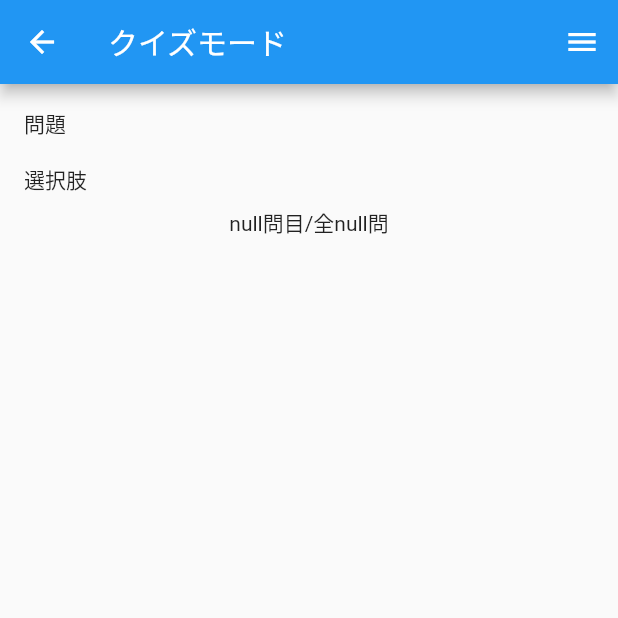
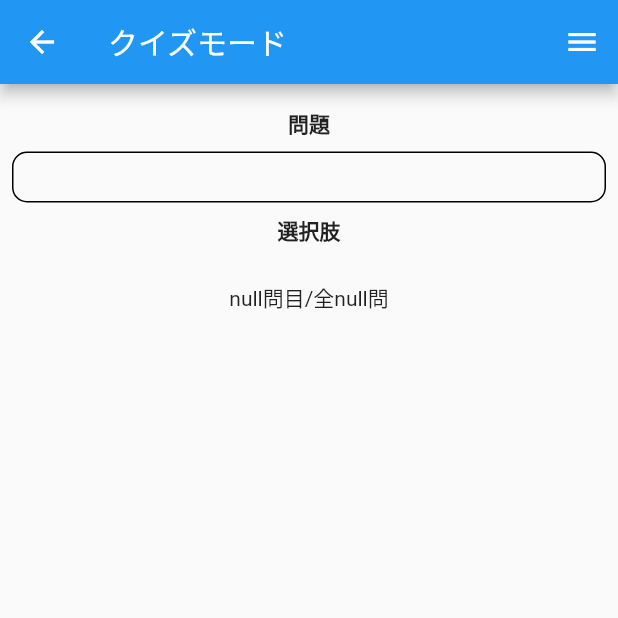
Before and after one commit to uekiGityuto/sho_tests, a Flutter app: the QuizPage screen opened directly, on a phone screen of 412 x 824 dp, the top half of it. Run offline on Flutter 3.47's test engine with Material 2 defaults, Android fonts, the phone set to English and light mode, and no system bars; our stand-ins replace cloud_firestore, firebase_auth, firebase_core, flutter_signin_button, google_sign_in; accounts and stored records are empty.

Commit message:
クイズページのレイアウト変更

```diff
--- a/lib/presentation/quiz/quiz_page.dart
+++ b/lib/presentation/quiz/quiz_page.dart
@@ -73,25 +73,48 @@ class QuizPage extends StatelessWidget {
                 padding: const EdgeInsets.all(8.0),
                 child: Column(
                   children: [
-                    Row(children: [
                     Padding(
                       padding: const EdgeInsets.all(8.0),
-                        child: Text('問題'),
+                      child: Text(
+                        '問題',
+                        style: TextStyle(
+                          fontWeight: FontWeight.bold,
                         ),
+                      ),
+                    ),
+                    Row(
+                      children: [
                         Expanded(
+                            child: Container(
+                          decoration: BoxDecoration(
+                            border: Border.all(color: Colors.black),
+                            borderRadius: BorderRadius.circular(10),
+                          ),
+                          child: Padding(
+                            padding: const EdgeInsets.all(8.0),
                             child: Text(
-                              model.quiz == null ? '' : model.quiz.question)),
-                    ]),
-                    Row(children: [
+                                model.quiz == null ? '' : model.quiz.question),
+                          ),
+                        )),
+                      ],
+                    ),
                     Padding(
                       padding: const EdgeInsets.all(8.0),
-                        child: Text('選択肢'),
+                      child: Text(
+                        '選択肢',
+                        style: TextStyle(
+                          fontWeight: FontWeight.bold,
+                        ),
+                      ),
                     ),
                     Column(
                       children: optionList,
                     ),
-                    ]),
-                    Text('${model.answeringNum}問目/全${model.totalQuizNum}問'),
+                    Padding(
+                      padding: const EdgeInsets.all(16.0),
+                      child: Text(
+                          '${model.answeringNum}問目/全${model.totalQuizNum}問'),
+                    ),
                   ],
                 ),
               );
```
Lines whose indentation alone changed are shown as unchanged.
